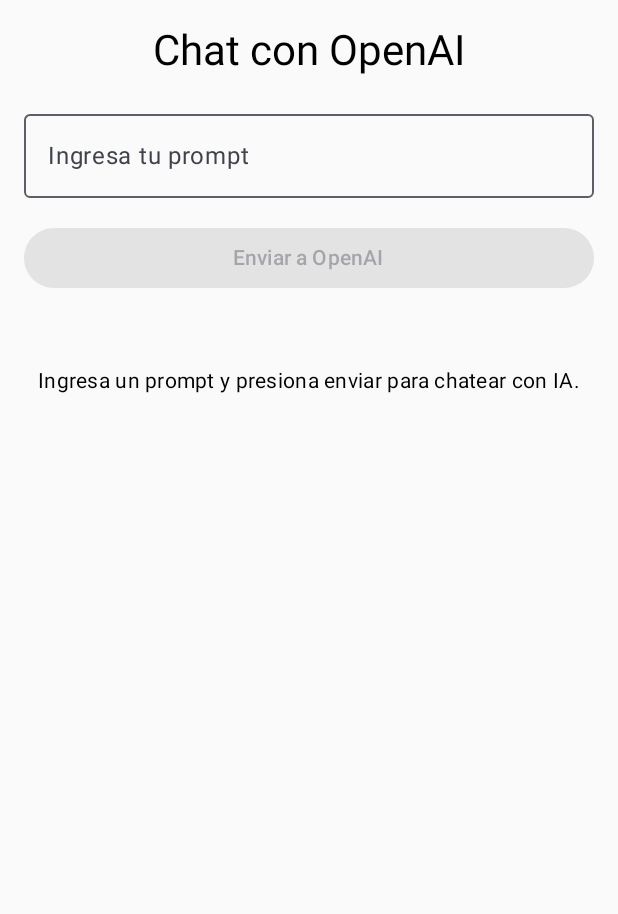
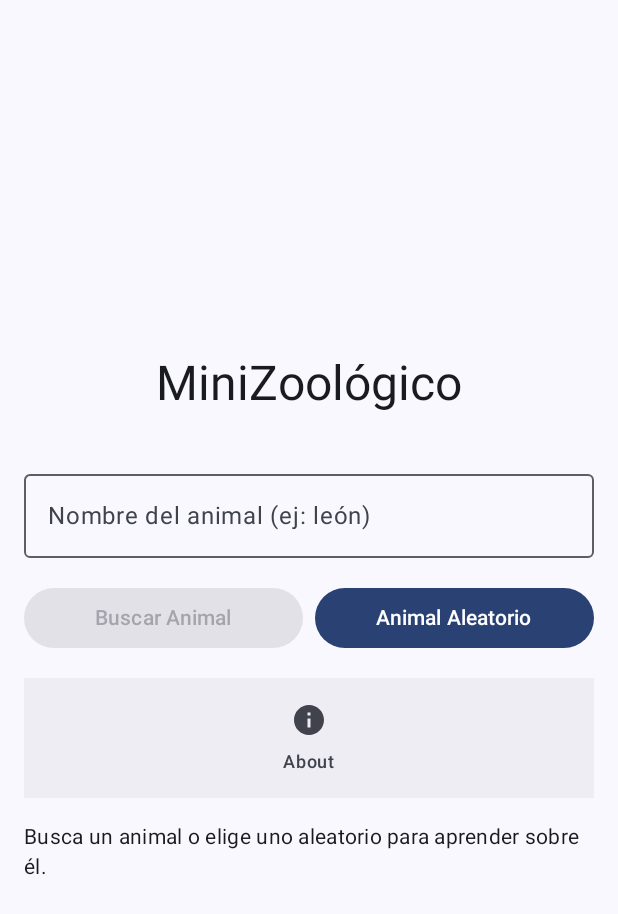
Before and after one commit to MarceC21/ProyectoIA_Movil, an Android app built with Jetpack Compose: the screen it shows after launch (MainActivity), on a phone screen of 412 x 824 dp. Shown: the top 914 px of the screen. Run offline under Robolectric (Android 15) with nearby library versions, the phone set to English and light mode, and no system bars; 1 statement that could not run was skipped.

Commit message:
Mini zoo primera version

```diff
--- a/app/src/main/java/com/example/proyecto/MainActivity.kt
+++ b/app/src/main/java/com/example/proyecto/MainActivity.kt
@@ -6,18 +6,48 @@ import androidx.activity.compose.setContent
 import androidx.activity.enableEdgeToEdge
 import androidx.compose.foundation.layout.fillMaxSize
 import androidx.compose.foundation.layout.padding
+import androidx.compose.material3.Scaffold
 import androidx.compose.ui.Modifier
-import androidx.compose.ui.unit.dp
+import androidx.core.view.WindowCompat
+import androidx.navigation.NavHost
+import androidx.navigation.NavHostController
+import androidx.navigation.compose.NavHost
+import androidx.navigation.compose.composable
+import androidx.navigation.compose.rememberNavController
+import com.example.proyecto.ui.screens.AboutScreen
 import com.example.proyecto.ui.screens.HomeScreen
+import com.example.proyecto.ui.screens.ResultScreen
 import com.example.proyecto.ui.theme.ProyectoTheme
+import com.example.proyecto.ui.viewmodel.HomeViewModel
 
 class MainActivity : ComponentActivity() {
     override fun onCreate(savedInstanceState: Bundle?) {
         super.onCreate(savedInstanceState)
         enableEdgeToEdge()
+        WindowCompat.setDecorFitsSystemWindows(window, false)
+
+        val viewModel = HomeViewModel()  // Shared ViewModel
+
         setContent {
             ProyectoTheme {
-                HomeScreen()  // REMOVIDO: modifier (no es parámetro de HomeScreen; se maneja internamente)
+                val navController = rememberNavController()
+                Scaffold(modifier = Modifier.fillMaxSize()) { innerPadding ->
+                    NavHost(
+                        navController = navController,
+                        startDestination = "home",
+                        modifier = Modifier.padding(innerPadding)
+                    ) {
+                        composable("home") {
+                            HomeScreen(navController, viewModel)
+                        }
+                        composable("result/{animalJson}") { backStackEntry ->
+                            ResultScreen(navController, backStackEntry, viewModel)
+                        }
+                        composable("about") {
+                            AboutScreen(navController)
+                        }
+                    }
+                }
             }
         }
     }
--- a/app/src/main/java/com/example/proyecto/ui/screens/HomeScreen.kt
+++ b/app/src/main/java/com/example/proyecto/ui/screens/HomeScreen.kt
@@ -1,101 +1,127 @@
 package com.example.proyecto.ui.screens
 
 import androidx.compose.foundation.layout.*
-import androidx.compose.foundation.rememberScrollState
-import androidx.compose.foundation.text.KeyboardOptions
-import androidx.compose.foundation.verticalScroll
+import androidx.compose.material.icons.Icons
+import androidx.compose.material.icons.filled.Info
 import androidx.compose.material3.*
 import androidx.compose.runtime.*
 import androidx.compose.ui.Alignment
 import androidx.compose.ui.Modifier
-import androidx.compose.ui.text.input.KeyboardType
 import androidx.compose.ui.unit.dp
-import androidx.lifecycle.viewmodel.compose.viewModel  // Para viewModel() en Compose
+import androidx.lifecycle.compose.collectAsStateWithLifecycle
+import androidx.navigation.NavController
 import com.example.proyecto.ui.viewmodel.HomeViewModel
 import com.example.proyecto.ui.viewmodel.UiIntent
 import com.example.proyecto.ui.viewmodel.UiState
-import androidx.compose.runtime.collectAsState  // IMPORT CORRECTO: De Compose runtime, no coroutines
 
+@OptIn(ExperimentalMaterial3Api::class)
 @Composable
 fun HomeScreen(
-    viewModel: HomeViewModel = viewModel()  // Se resuelve con el import y dependencia
+    navController: NavController,
+    viewModel: HomeViewModel
 ) {
-    var prompt by remember { mutableStateOf("") }
-    val uiState by viewModel.uiState.collectAsState()  // Ahora se resuelve correctamente (línea ~18)
+    val uiState by viewModel.uiState.collectAsStateWithLifecycle()
+
+    var animalInput by remember { mutableStateOf("") }
+
+    // NUEVO: LaunchedEffect para detectar Success y navegar UNA VEZ
+    LaunchedEffect(uiState) {
+        if (uiState is UiState.Success) {
+            val json = viewModel.animalInfoToJson((uiState as UiState.Success).animalInfo)
+            navController.navigate("result/$json")
+            viewModel.resetState()  // Reset después de navegar (usa el método del ViewModel)
+        }
+    }
 
     Column(
         modifier = Modifier
             .fillMaxSize()
-            .padding(16.dp)
-            .verticalScroll(rememberScrollState()),
-        verticalArrangement = Arrangement.spacedBy(16.dp),
-        horizontalAlignment = Alignment.CenterHorizontally
+            .padding(16.dp),
+        horizontalAlignment = Alignment.CenterHorizontally,
+        verticalArrangement = Arrangement.Center
     ) {
+        // Título
         Text(
-            text = "Chat con OpenAI",
-            style = MaterialTheme.typography.headlineMedium
+            text = "MiniZoológico",
+            style = MaterialTheme.typography.headlineLarge,
+            modifier = Modifier.padding(bottom = 32.dp)
         )
 
+        // Input
         OutlinedTextField(
-            value = prompt,
-            onValueChange = { prompt = it },
-            label = { Text("Ingresa tu prompt") },
-            keyboardOptions = KeyboardOptions(keyboardType = KeyboardType.Text),
-            modifier = Modifier.fillMaxWidth()
+            value = animalInput,
+            onValueChange = { animalInput = it },
+            label = { Text("Nombre del animal (ej: león)") },
+            modifier = Modifier
+                .fillMaxWidth()
+                .padding(bottom = 16.dp),
+            singleLine = true
         )
 
-        Button(
-            onClick = {
-                if (prompt.isNotBlank()) {
-                    viewModel.processIntent(UiIntent.SendPrompt(prompt))
-                    prompt = ""  // Limpia el campo
-                }
-            },
-            modifier = Modifier.fillMaxWidth(),
-            enabled = prompt.isNotBlank()
+        // Dos botones
+        Row(
+            modifier = Modifier
+                .fillMaxWidth()
+                .padding(bottom = 16.dp),
+            horizontalArrangement = Arrangement.spacedBy(8.dp)
         ) {
-            Text("Enviar a OpenAI")
+            Button(
+                onClick = {
+                    viewModel.processIntent(UiIntent.SendAnimal(animalInput))
+                    animalInput = ""
+                },
+                modifier = Modifier.weight(1f),
+                enabled = animalInput.isNotBlank()
+            ) {
+                Text("Buscar Animal")
+            }
+            Button(
+                onClick = { viewModel.processIntent(UiIntent.GetRandomAnimal) },
+                modifier = Modifier.weight(1f)
+            ) {
+                Text("Animal Aleatorio")
+            }
         }
 
-        Spacer(modifier = Modifier.height(16.dp))
+        // Bottom nav para About (opcional, ajusta si no lo quieres)
+        NavigationBar(
+            modifier = Modifier
+                .fillMaxWidth()
+                .align(Alignment.CenterHorizontally)
+        ) {
+            NavigationBarItem(
+                icon = { Icon(Icons.Default.Info, contentDescription = null) },  // Importa Icons
+                label = { Text("About") },
+                selected = false,
+                onClick = { navController.navigate("about") }
+            )
+        }
 
+        // Manejar Loading y Error (Success se maneja en LaunchedEffect)
         when (uiState) {
-            is UiState.Idle -> {
-                Text(
-                    text = "Ingresa un prompt y presiona enviar para chatear con IA.",
-                    style = MaterialTheme.typography.bodyMedium
-                )
-            }
             is UiState.Loading -> {
-                CircularProgressIndicator(
-                    modifier = Modifier.align(Alignment.CenterHorizontally)
-                )
-                Text("Generando respuesta...")
-            }
-            is UiState.Success -> {
-                Card(
-                    modifier = Modifier.fillMaxWidth()
+                Column(
+                    horizontalAlignment = Alignment.CenterHorizontally,
+                    modifier = Modifier.padding(top = 16.dp)
                 ) {
-                    Column(
-                        modifier = Modifier.padding(16.dp)
-                    ) {
-                        Text(
-                            text = "Respuesta de OpenAI:",
-                            style = MaterialTheme.typography.titleMedium
-                        )
-                        Spacer(modifier = Modifier.height(8.dp))
-                        Text(
-                            text = (uiState as UiState.Success).response,
-                            style = MaterialTheme.typography.bodyLarge
-                        )
-                    }
+                    CircularProgressIndicator()
+                    Spacer(modifier = Modifier.height(8.dp))
+                    Text("Buscando...")
                 }
             }
             is UiState.Error -> {
                 Text(
                     text = "Error: ${(uiState as UiState.Error).message}",
                     color = MaterialTheme.colorScheme.error,
-                    style = MaterialTheme.typography.bodyMedium
+                    modifier = Modifier.padding(top = 16.dp)
+                )
+            }
+            else -> {
+                // Idle: Mensaje opcional
+                Text(
+                    text = "Busca un animal o elige uno aleatorio para aprender sobre él.",
+                    style = MaterialTheme.typography.bodyMedium,
+                    modifier = Modifier.padding(top = 16.dp)
                 )
             }
         }
--- a/build.gradle.kts
+++ b/build.gradle.kts
@@ -7,4 +7,5 @@ plugins {
 
     alias(libs.plugins.google.devtools.ksp) apply false
 
+
 }
```
Also changed, not shown: app/build.gradle.kts (+9 -4 lines), app/src/main/java/com/example/proyecto/data/model/AnimalInfo.kt (added, +13 -0 lines), app/src/main/java/com/example/proyecto/ui/screens/AboutScreen.kt (added, +36 -0 lines), app/src/main/java/com/example/proyecto/ui/screens/ResultScreen.kt (added, +98 -0 lines), app/src/main/java/com/example/proyecto/ui/viewmodel/HomeViewModel.kt (+75 -15 lines), gradle/libs.versions.toml (+15 -9 lines).
